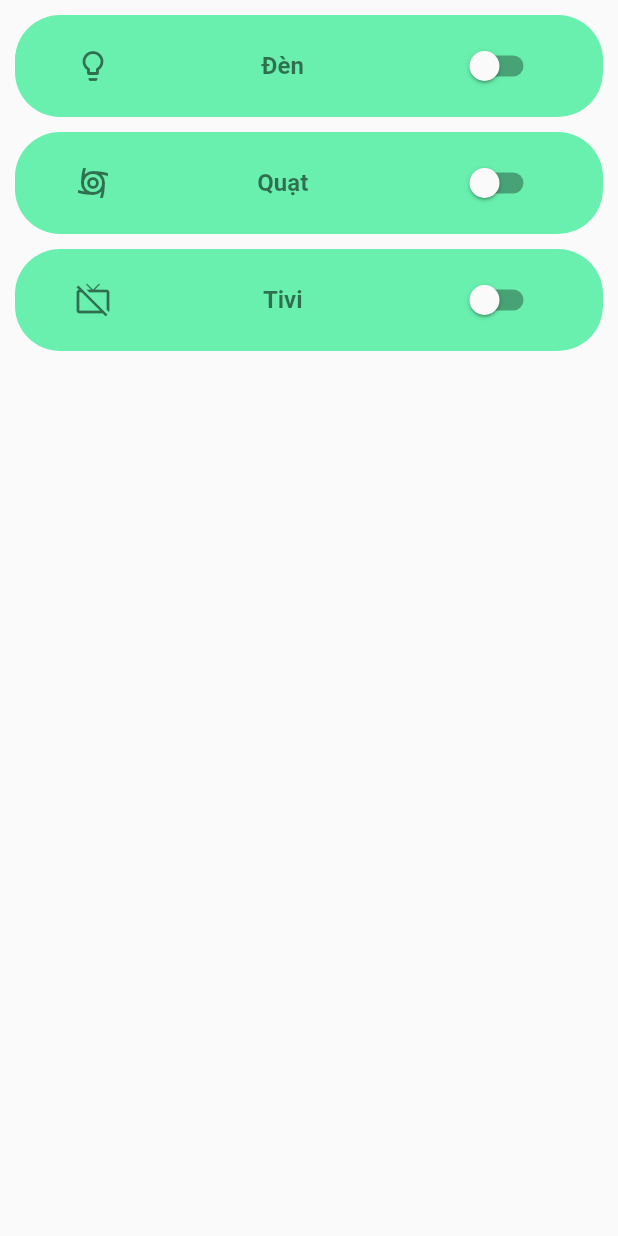
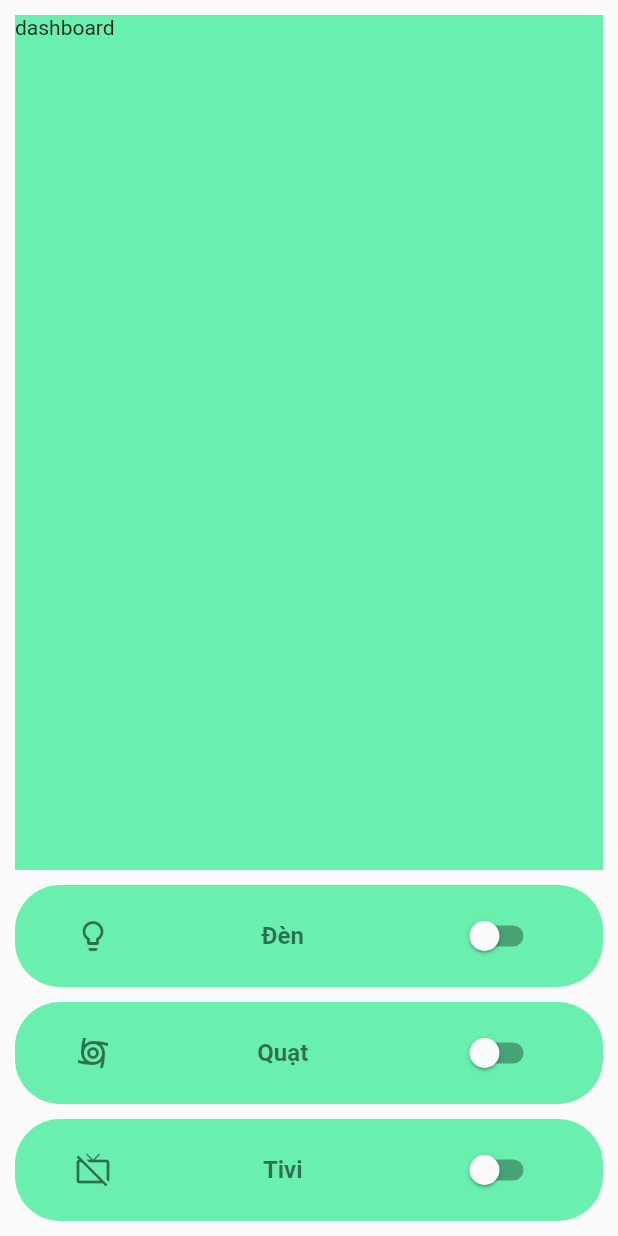
Before and after one commit to TranDuongGiaThinh/SmartHome, a Flutter app: the HomeScreen widget shown alone on an empty page, opened directly, on a phone screen of 412 x 824 dp. Run offline on Flutter 3.47's test engine with Material 2 defaults, Android fonts, the phone set to English and light mode, and no system bars.

Commit message:
add dashboard

```diff
--- /dev/null
+++ b/lib/home/dash_board.dart
@@ -0,0 +1,23 @@
+import 'package:flutter/material.dart';
+import 'package:smart_home/constants.dart';
+
+class Dashboard extends StatefulWidget {
+  const Dashboard({super.key});
+
+  @override
+  State<Dashboard> createState() => _DashboardState();
+}
+
+class _DashboardState extends State<Dashboard> {
+  @override
+  Widget build(BuildContext context) {
+    return Expanded(
+      child: Container(
+        margin: const EdgeInsets.only(bottom: 10),
+        width: MediaQuery.of(context).size.width - 20,
+        color: MyConstants.appBackground,
+        child: const Text("dashboard"),
+      ),
+    );
+  }
+}
--- a/lib/home/home_screen.dart
+++ b/lib/home/home_screen.dart
@@ -1,6 +1,8 @@
 import 'package:flutter/material.dart';
 import 'package:smart_home/home/custom_button.dart';
+import 'package:smart_home/home/dash_board.dart';
 import 'package:smart_home/home/device_presenter.dart';
+import 'package:smart_home/logo/logo.dart';
 
 class HomeScreen extends StatefulWidget {
   const HomeScreen({super.key});
@@ -26,17 +28,24 @@ class _HomeScreenState extends State<HomeScreen> {
   @override
   Widget build(BuildContext context) {
     if (presenter == null) {
-      return Container();
+      return Column(
+        children: const [
+          Logo(),
+        ],
+      );
     }
-    return ListView(
-      padding: const EdgeInsets.all(10),
+    return Padding(
+      padding: const EdgeInsets.only(top: 10, left: 10, right: 10),
+      child: Column(
         children: [
+          const Dashboard(),
           for (int i = 0; i < presenter!.devices.length; i++)
             CustomButton(
               device: presenter!.devices[i],
               presenter: presenter!,
             )
         ],
+      ),
     );
   }
 }
```
Lines whose indentation alone changed are shown as unchanged.
